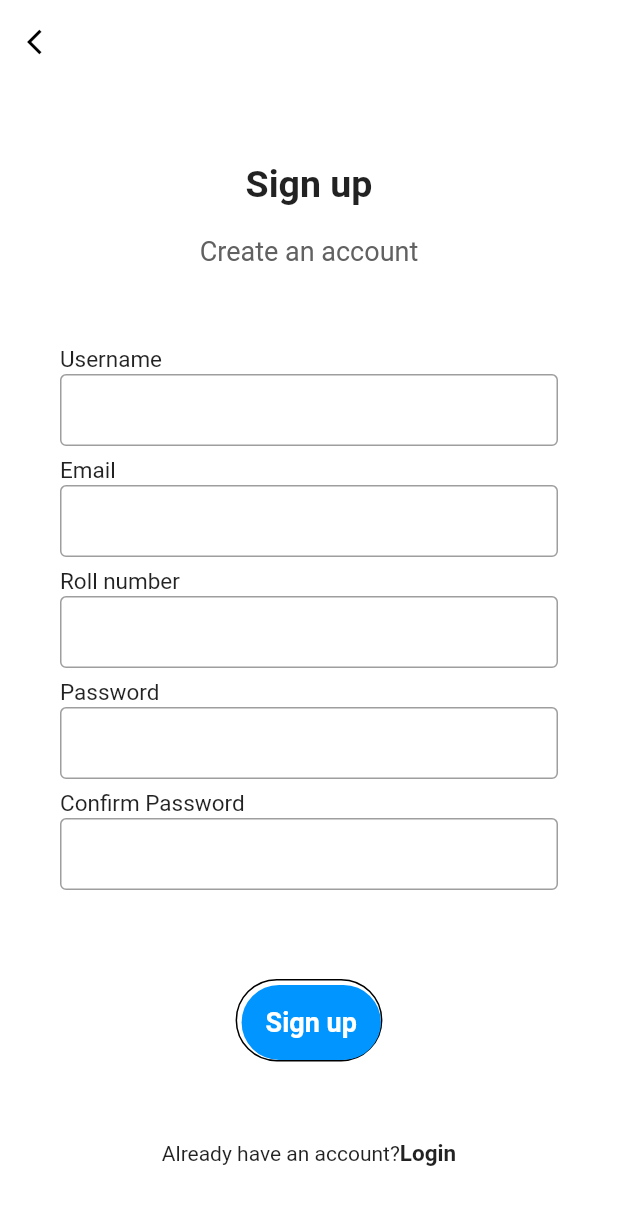
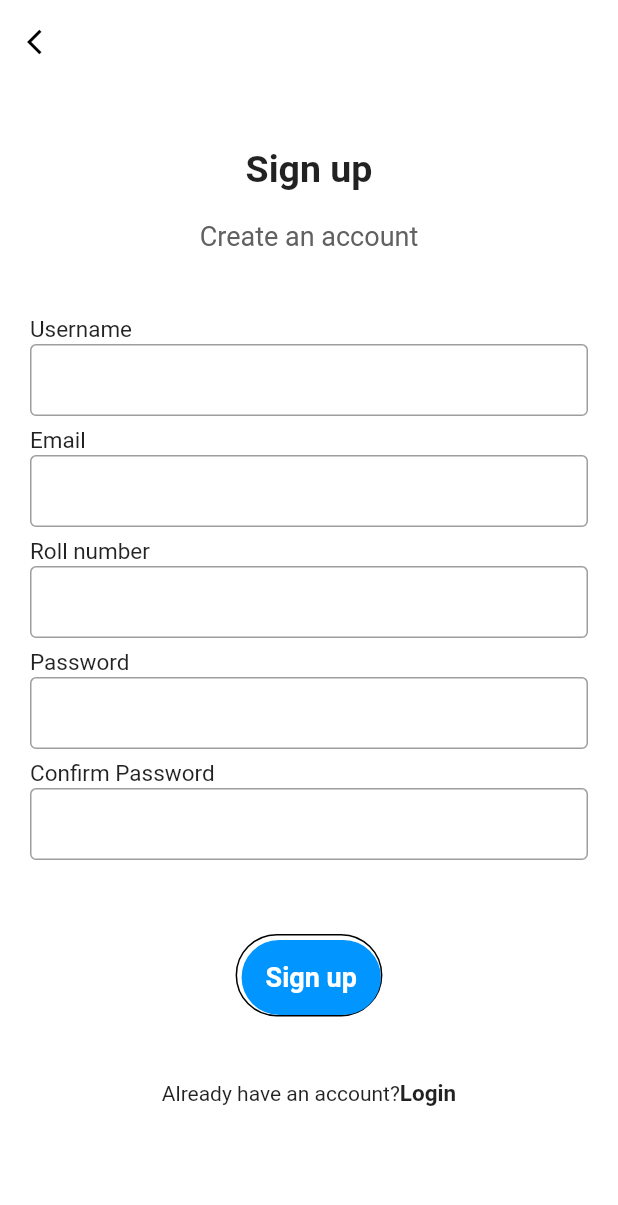
Before and after one commit to Chandresh2702/login-page, a Flutter app: the SignupPage screen opened directly, on a phone screen of 412 x 824 dp. Shown: the top 1205 px of the screen. Run offline on Flutter 3.47's test engine with Material 2 defaults, Android fonts, the phone set to English and light mode, and no system bars; our stand-ins replace carousel_slider.

Commit message:
make padding in signup page last object which in some case was not visible

```diff
--- a/login-exchange/lib/signup.dart
+++ b/login-exchange/lib/signup.dart
@@ -25,7 +25,7 @@ class SignupPage extends StatelessWidget {
       ),
       body: SingleChildScrollView(
         child: Container(
-          padding: EdgeInsets.symmetric(horizontal: 40),
+          padding: EdgeInsets.fromLTRB(20, 0, 20, 0),
           height: MediaQuery.of(context).size.height - 50,
           width: double.infinity,
           child: Column(
@@ -99,7 +99,9 @@ class SignupPage extends StatelessWidget {
 
 
               ),
-              Row(
+              Container(
+              padding: const EdgeInsets.fromLTRB(0, 0, 0, 50),
+              child: Row(
                 mainAxisAlignment: MainAxisAlignment.center,
                 children: <Widget>[
                   Text("Already have an account?"),
@@ -116,6 +118,7 @@ class SignupPage extends StatelessWidget {
                     ),
                   ),
                 ],
+              ),
               )
 
 
```
